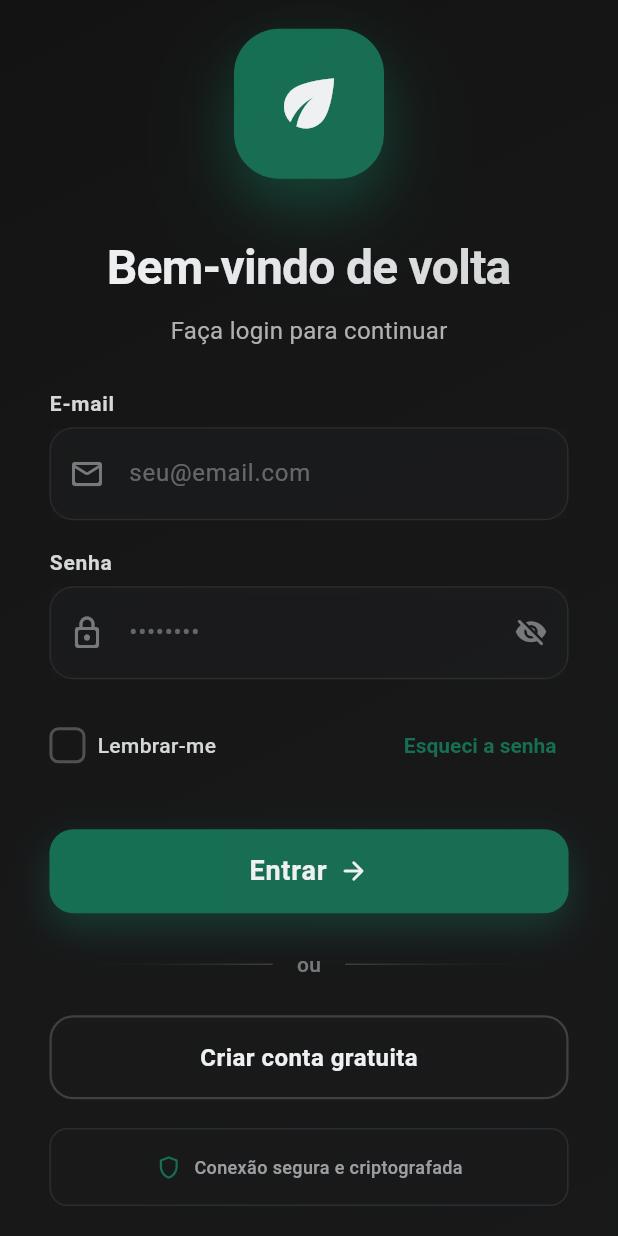
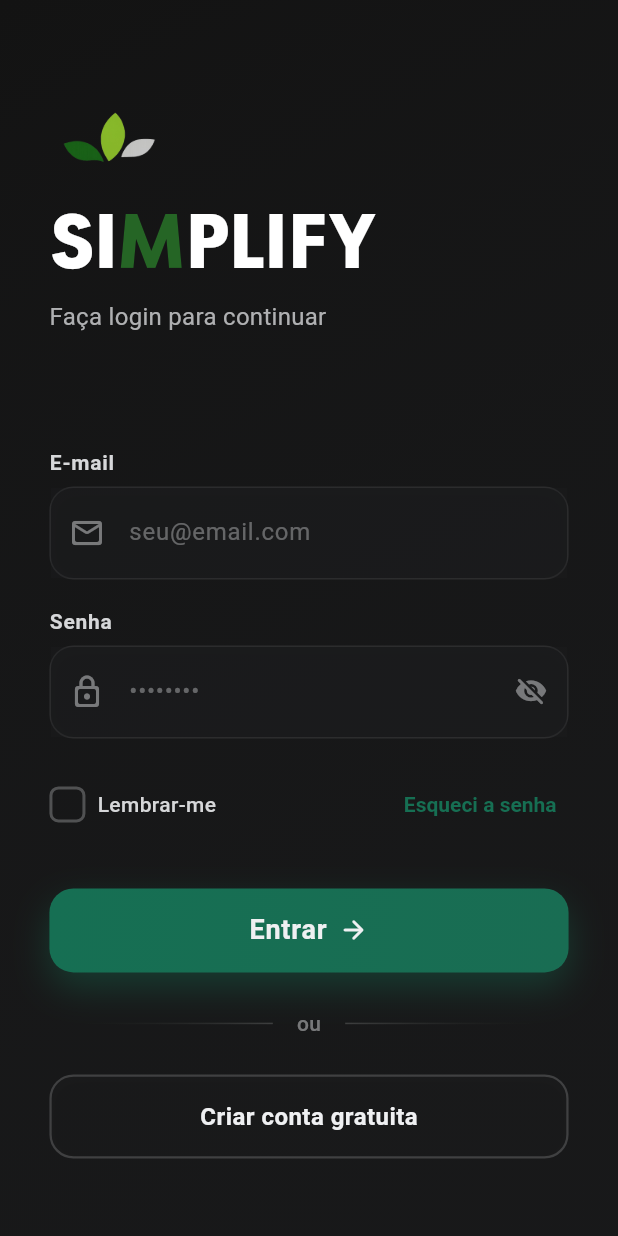
Before and after one commit to gabrielpaiva-projects/simplify, a Flutter app: the screen it shows after launch, on a phone screen of 412 x 824 dp. Run offline on Flutter 3.47's test engine with Material 3 defaults, Android fonts, the light colour scheme and no system bars.

Commit message:
Update login screen UI and add custom font
Replaced the header logo in the login screen with a new image and updated the title to use the TafelSansPro custom font. Removed the footer section from the login screen. Added logo_secondary.png and tafel-sans-pro-bold.ttf assets, and registered the new font in pubspec.yaml.

```diff
--- a/lib/features/auth/presentation/screens/login_screen.dart
+++ b/lib/features/auth/presentation/screens/login_screen.dart
@@ -292,11 +292,6 @@ class _LoginScreenState extends State<LoginScreen>
                           _buildAdditionalLinks(isDarkMode),
 
                           const Spacer(flex: 2),
-
-                          // Footer
-                          _buildModernFooter(isDarkMode),
-
-                          const SizedBox(height: 20),
                         ],
                       ),
                     ),
@@ -312,59 +307,70 @@ class _LoginScreenState extends State<LoginScreen>
 
   Widget _buildModernHeader(bool isDarkMode) {
     return Column(
+      crossAxisAlignment: CrossAxisAlignment.start,
       children: [
-        // Logo Container com gradiente
-        Container(
-          width: 100,
-          height: 100,
-          decoration: BoxDecoration(
-            gradient: const LinearGradient(
-              begin: Alignment.topLeft,
-              end: Alignment.bottomRight,
-              colors: [
-                AppColors.primaryGreen,
-                AppColors.mediumGreen,
-              ],
+        // Logo secundário
+        Align(
+          alignment: Alignment.centerLeft,
+          child: Image.asset(
+            'assets/logo_secondary.png',
+            height: 80,
+            width: 80,
+            errorBuilder: (context, error, stackTrace) {
+              print('Erro ao carregar logo: $error');
+              return Container(
+                height: 80,
+                width: 80,
+                color: Colors.red.withValues(alpha: 0.3),
+                child: const Icon(
+                  Icons.error,
+                  color: Colors.red,
+                  size: 40,
                 ),
-            borderRadius: BorderRadius.circular(30),
-            boxShadow: [
-              BoxShadow(
-                color: AppColors.primaryGreen.withValues(alpha: 0.4),
-                blurRadius: 30,
-                offset: const Offset(0, 15),
-              ),
-              BoxShadow(
-                color: AppColors.primaryGreen.withValues(alpha: 0.2),
-                blurRadius: 60,
-                offset: const Offset(0, 25),
-              ),
-            ],
-          ),
-          child: const Icon(
-            Icons.eco,
-            size: 50,
-            color: AppColors.iceWhite,
+              );
+            },
           ),
         ),
 
-        const SizedBox(height: 40),
-
         // Título com animação
-        ShaderMask(
-          shaderCallback: (bounds) => LinearGradient(
-            colors: isDarkMode
-                ? [AppColors.primaryText, AppColors.lightGrey]
-                : [AppColors.deepBlack, AppColors.charcoalGrey],
-          ).createShader(bounds),
-          child: Text(
-            'Bem-vindo de volta',
+        RichText(
+          textAlign: TextAlign.left,
+          text: TextSpan(
+            children: [
+              TextSpan(
+                text: 'SI',
                 style: TextStyle(
-              fontSize: 32,
+                  fontFamily: 'TafelSansPro',
+                  fontSize: 47,
                   fontWeight: FontWeight.w700,
                   color: Colors.white,
                   letterSpacing: -0.5,
                   height: 1.2,
                 ),
+              ),
+              TextSpan(
+                text: 'M',
+                style: TextStyle(
+                  fontFamily: 'TafelSansPro',
+                  fontSize: 47,
+                  fontWeight: FontWeight.w700,
+                  color: const Color(0xFF256525),
+                  letterSpacing: -0.5,
+                  height: 1.2,
+                ),
+              ),
+              TextSpan(
+                text: 'PLIFY',
+                style: TextStyle(
+                  fontFamily: 'TafelSansPro',
+                  fontSize: 47,
+                  fontWeight: FontWeight.w700,
+                  color: Colors.white,
+                  letterSpacing: -0.5,
+                  height: 1.2,
+                ),
+              ),
+            ],
           ),
         ),
 
@@ -373,6 +379,7 @@ class _LoginScreenState extends State<LoginScreen>
         // Subtítulo
         Text(
           'Faça login para continuar',
+          textAlign: TextAlign.left,
           style: TextStyle(
             fontSize: 16,
             color: isDarkMode
@@ -829,42 +836,4 @@ class _LoginScreenState extends State<LoginScreen>
       ],
     );
   }
-
-  Widget _buildModernFooter(bool isDarkMode) {
-    return Container(
-      padding: const EdgeInsets.symmetric(horizontal: 24, vertical: 16),
-      decoration: BoxDecoration(
-        color: isDarkMode
-            ? AppColors.charcoalGrey.withValues(alpha: 0.2)
-            : AppColors.lightGrey.withValues(alpha: 0.2),
-        borderRadius: BorderRadius.circular(12),
-        border: Border.all(
-          color: isDarkMode
-              ? AppColors.lightGrey.withValues(alpha: 0.1)
-              : AppColors.lightGrey.withValues(alpha: 0.3),
-        ),
-      ),
-      child: Row(
-        mainAxisAlignment: MainAxisAlignment.center,
-        children: [
-          Icon(
-            Icons.shield_outlined,
-            color: AppColors.primaryGreen,
-            size: 18,
-          ),
-          const SizedBox(width: 8),
-          Text(
-            'Conexão segura e criptografada',
-            style: TextStyle(
-              color: isDarkMode
-                  ? AppColors.secondaryText.withValues(alpha: 0.7)
-                  : AppColors.charcoalGrey.withValues(alpha: 0.7),
-              fontSize: 12,
-              fontWeight: FontWeight.w500,
-            ),
-          ),
-        ],
-      ),
-    );
 }
-}
--- a/pubspec.yaml
+++ b/pubspec.yaml
@@ -85,6 +85,11 @@ flutter:
   # "family" key with the font family name, and a "fonts" key with a
   # list giving the asset and other descriptors for the font. For
   # example:
+  fonts:
+    - family: TafelSansPro
+      fonts:
+        - asset: assets/tafel-sans-pro-bold.ttf
+          weight: 700
   # fonts:
   #   - family: Schyler
   #     fonts:
```
Also changed, not shown: assets/logo_secondary.png (added), assets/tafel-sans-pro-bold.ttf (added). Lines whose indentation alone changed are shown as unchanged.
